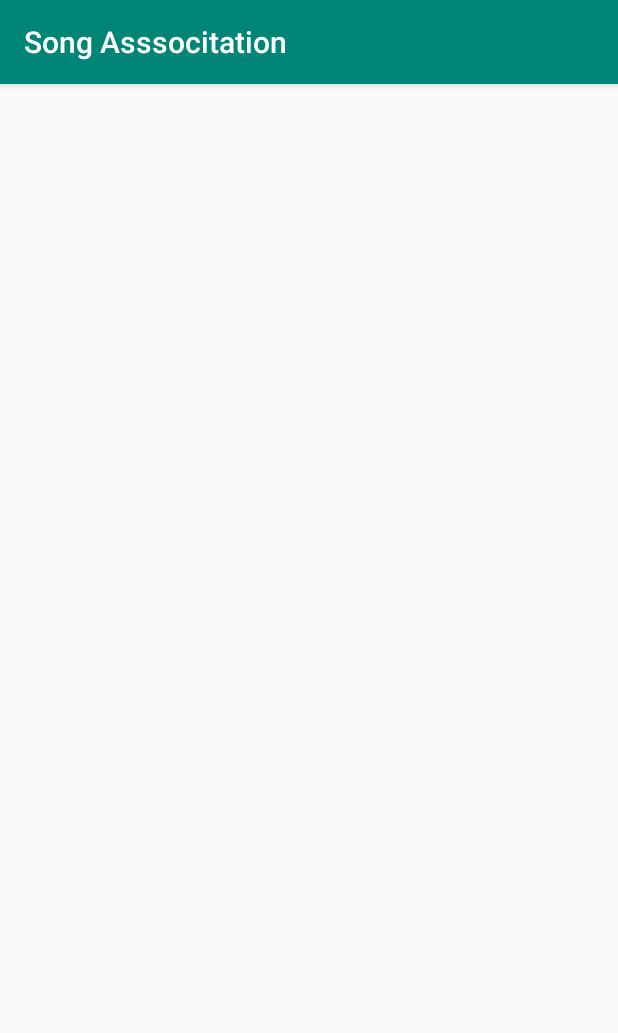
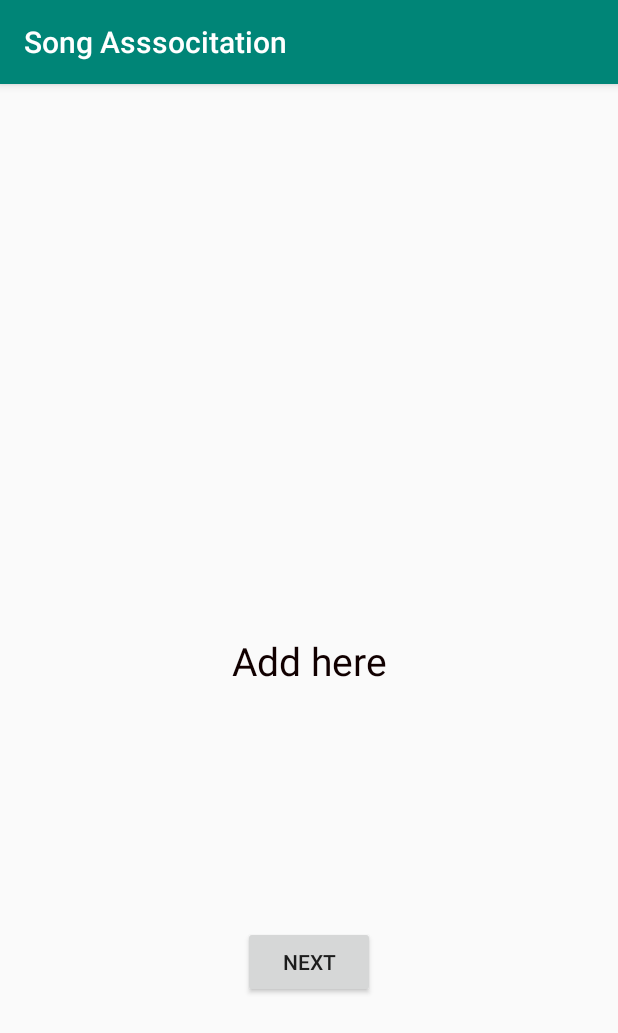
Before and after one commit to ragepotato/SongAsssocitation, an Android app: the AnswerResult screen opened directly, with no data from a screen before it, on a phone screen of 412 x 824 dp. Shown: the top 1033 px of the screen. Run offline under Robolectric (Android 15) with nearby library versions, the phone set to English and light mode, and no system bars; network calls fail; pictures from the network do not load; 1 statement that could not run was skipped.

Commit message:
ViewModel

```diff
--- a/build.gradle
+++ b/build.gradle
@@ -29,8 +29,13 @@ dependencies {
     implementation 'androidx.appcompat:appcompat:1.0.2'
     implementation 'androidx.core:core-ktx:1.0.2'
     implementation 'androidx.constraintlayout:constraintlayout:1.1.3'
+    implementation "androidx.legacy:legacy-preference-v14:1.0.0"
+    implementation "androidx.preference:preference:1.0.0"
     testImplementation 'junit:junit:4.12'
     androidTestImplementation 'androidx.test.ext:junit:1.1.0'
     androidTestImplementation 'androidx.test.espresso:espresso-core:3.1.1'
     implementation 'me.zhanghai.android.materialprogressbar:library:1.6.1'
+    implementation 'com.squareup.picasso:picasso:2.71828'
+    implementation 'org.jsoup:jsoup:1.13.1'
+    implementation 'androidx.lifecycle:lifecycle-extensions:2.2.0'
 }
--- a/src/main/AndroidManifest.xml
+++ b/src/main/AndroidManifest.xml
@@ -1,6 +1,8 @@
 <?xml version="1.0" encoding="utf-8"?>
 <manifest xmlns:android="http://schemas.android.com/apk/res/android"
     package="com.stephent.songasssocitation">
+
+    <uses-permission android:name="android.permission.INTERNET"/>
 
     <application
         android:allowBackup="true"
--- a/src/main/java/com/stephent/songasssocitation/AnswerResult.kt
+++ b/src/main/java/com/stephent/songasssocitation/AnswerResult.kt
@@ -7,6 +7,17 @@ import android.os.PersistableBundle
 import android.widget.TextView
 import androidx.appcompat.app.AppCompatActivity
 import kotlinx.android.synthetic.main.activity_answer_result.*
+import org.jsoup.Jsoup
+import org.jsoup.nodes.Element
+import java.lang.StringBuilder
+import kotlin.concurrent.thread
+import androidx.core.app.ComponentActivity
+import androidx.core.app.ComponentActivity.ExtraData
+import androidx.core.content.ContextCompat.getSystemService
+import android.icu.lang.UCharacter.GraphemeClusterBreak.T
+
+
+
 
 
 private const val GET_ANSWER_FOR_SONG = "com.stephent.songassociation.answer_for_song"
@@ -22,6 +33,9 @@ class AnswerResult : AppCompatActivity(){
         setContentView(R.layout.activity_answer_result)
         answerTextView = findViewById(R.id.theSpeechResult)
         theSpeechResult.setText(intent.getStringExtra(GET_ANSWER_FOR_SONG))
+        retrieveWebInfo()
+        continuePlaying()
+
 
     }
 
@@ -32,4 +46,68 @@ class AnswerResult : AppCompatActivity(){
             }
         }
     }
+
+
+
+    private fun continuePlaying(){
+        next_question_button.setOnClickListener {
+            val intent = Intent(this, SpeechToText::class.java)
+            startActivity(intent)
+        }
+    }
+
+    private fun retrieveWebInfo(){
+        lateinit var builder : StringBuilder
+        thread{
+            // network call, so run it in the background
+
+
+            val stringLyric = intent.getStringExtra(GET_ANSWER_FOR_SONG).replace(" ", "%20").replace("'", "%27")
+            println(stringLyric)
+            println("https://www.google.com/search?q=" + stringLyric)
+            val doc =
+                Jsoup.connect("https://www.google.com/search?q=" + stringLyric + "%20lyrics" )
+                    .get()
+
+            val firstResultSong = doc.getElementsByAttributeValueContaining("class", "qrShPb kno-ecr-pt PZPZlf mfMhoc").first().text()
+            println(firstResultSong)
+            val firstResultArtist = doc.getElementsByAttributeValueContaining("class", "wwUB2c PZPZlf").first().text()
+            println(firstResultSong + " - " + firstResultArtist)
+
+
+//            val firstResult = doc.getElementsByAttributeValueContaining("class", "lyric-meta within-lyrics").first()
+//
+//
+//            val textSong = firstResult.getElementsByClass("lyric-meta-title").select("a").text()
+//
+//            var textArtist = ""
+//            if (!firstResult.getElementsByAttributeValueContaining("class", "lyric-meta-artists").isEmpty()){
+//                textArtist = firstResult.getElementsByClass("lyric-meta-artists").select("a").text()
+//
+//            }
+//            else if (!firstResult.getElementsByAttributeValueContaining("class", "lyric-meta-album-artist").isEmpty()){
+//                textArtist = firstResult.getElementsByClass("lyric-meta-album-artist").select("a").text()
+//            }
+//            else{
+//                textArtist = "unknown"
+//            }
+
+
+
+
+
+
+            //val textElements = doc.text()
+
+            //val imageUrl = imageElements[0].absUrl("src")
+
+            // can't access UI elements from the background thread
+            this.runOnUiThread{
+                //foundSong.setText(textElements[0].text())
+                foundSong.text = firstResultSong + " - " + firstResultArtist
+                //Picasso.get().load(imageUrl).into(imgTitle)
+
+            }
+        }
+    }
 }
--- a/src/main/res/layout/activity_answer_result.xml
+++ b/src/main/res/layout/activity_answer_result.xml
@@ -19,4 +19,29 @@
         app:layout_constraintEnd_toEndOf="parent"
         app:layout_constraintStart_toStartOf="parent"
         app:layout_constraintTop_toTopOf="parent" />
+
+    <TextView
+        android:id="@+id/foundSong"
+        android:layout_width="wrap_content"
+        android:layout_height="wrap_content"
+        android:text="Add here"
+        android:textColor="#100"
+        android:textSize="26sp"
+
+        android:textStyle="normal"
+        app:layout_constraintBottom_toBottomOf="parent"
+        app:layout_constraintEnd_toEndOf="parent"
+        app:layout_constraintStart_toStartOf="parent"
+        app:layout_constraintTop_toTopOf="parent" />
+
+    <Button
+        android:id="@+id/next_question_button"
+        android:layout_width="wrap_content"
+        android:layout_height="wrap_content"
+        android:text="Next"
+
+        app:layout_constraintBottom_toBottomOf="parent"
+        app:layout_constraintEnd_toEndOf="parent"
+        app:layout_constraintStart_toStartOf="parent"
+        app:layout_constraintTop_toBottomOf="@+id/foundSong" />
 </androidx.constraintlayout.widget.ConstraintLayout>
```
Also changed, not shown: src/main/java/com/stephent/songasssocitation/GameViewModel.kt (added, +28 -0 lines), src/main/java/com/stephent/songasssocitation/SpeechToText.kt (+181 -4 lines), src/main/java/com/stephent/songasssocitation/util/TimerPreferences.kt (added, +64 -0 lines), src/main/res/layout/activity_ingame.xml (+16 -12 lines), 1 other file.
